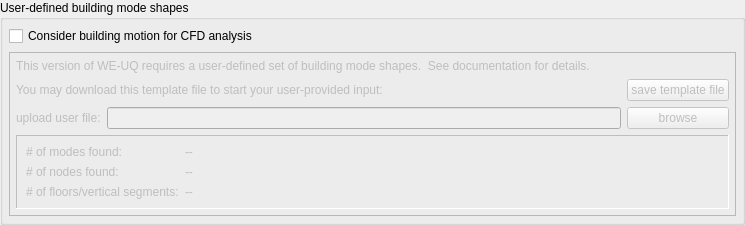
NHERI-SimCenter/WE-UQ, file EVENTS/usermodeshapes.ui: the form before one commit.
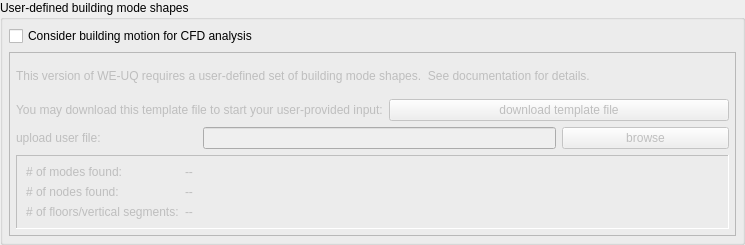
The form after the commit.

The edit to the form file:
```diff
--- a/EVENTS/usermodeshapes.ui
+++ b/EVENTS/usermodeshapes.ui
@@ -7,7 +7,7 @@
     <x>0</x>
     <y>0</y>
     <width>745</width>
-    <height>219</height>
+    <height>245</height>
    </rect>
   </property>
   <property name="windowTitle">
@@ -80,7 +80,7 @@
         <property name="frameShadow">
          <enum>QFrame::Raised</enum>
         </property>
-        <layout class="QGridLayout" name="gridLayout_2" rowstretch="0,0,0,1">
+        <layout class="QGridLayout" name="gridLayout_2" rowstretch="0,0,0,0">
          <property name="leftMargin">
           <number>6</number>
          </property>
@@ -96,6 +96,13 @@
          <property name="verticalSpacing">
           <number>6</number>
          </property>
+         <item row="1" column="0" colspan="2">
+          <widget class="QLabel" name="template_label">
+           <property name="text">
+            <string>You may download this template file to start your user-provided input:</string>
+           </property>
+          </widget>
+         </item>
          <item row="2" column="0">
           <widget class="QLabel" name="upload_label">
            <property name="text">
@@ -103,38 +110,17 @@
            </property>
           </widget>
          </item>
-         <item row="2" column="1">
-          <widget class="QLineEdit" name="filename"/>
-         </item>
-         <item row="2" column="2">
+         <item row="2" column="3">
           <widget class="QPushButton" name="browse_button">
            <property name="text">
             <string>browse</string>
            </property>
           </widget>
          </item>
-         <item row="0" column="0" colspan="3">
-          <widget class="QLabel" name="info_label">
-           <property name="text">
-            <string>This version of WE-UQ requires a user-defined set of building mode shapes.  See documentation for details.</string>
-           </property>
-          </widget>
+         <item row="2" column="1" colspan="2">
+          <widget class="QLineEdit" name="filename"/>
          </item>
-         <item row="1" column="0" colspan="2">
-          <widget class="QLabel" name="template_label">
-           <property name="text">
-            <string>You may download this template file to start your user-provided input:</string>
-           </property>
-          </widget>
-         </item>
-         <item row="1" column="2">
-          <widget class="QPushButton" name="btn_download_template">
-           <property name="text">
-            <string>save template file</string>
-           </property>
-          </widget>
-         </item>
-         <item row="3" column="0" colspan="3">
+         <item row="3" column="0" colspan="4">
           <widget class="QFrame" name="infoFrame">
            <property name="frameShape">
             <enum>QFrame::Panel</enum>
@@ -188,6 +174,20 @@
            </layout>
           </widget>
          </item>
+         <item row="0" column="0" colspan="4">
+          <widget class="QLabel" name="info_label">
+           <property name="text">
+            <string>This version of WE-UQ requires a user-defined set of building mode shapes.  See documentation for details.</string>
+           </property>
+          </widget>
+         </item>
+         <item row="1" column="2" colspan="2">
+          <widget class="QPushButton" name="btn_download_template">
+           <property name="text">
+            <string>download template file</string>
+           </property>
+          </widget>
+         </item>
         </layout>
        </widget>
       </item>
```
